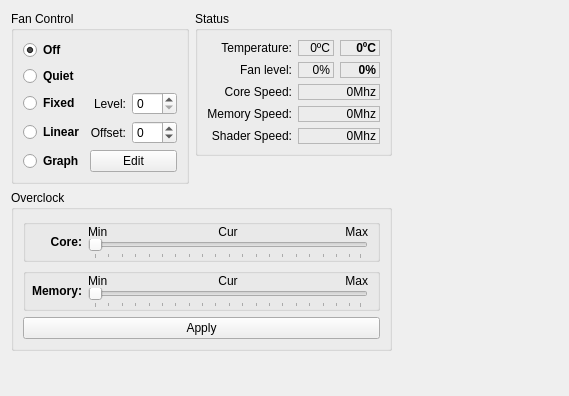
Old version of the form qutefan/qutefan/gputab.ui in the repository loathingKernel/Qutefan.
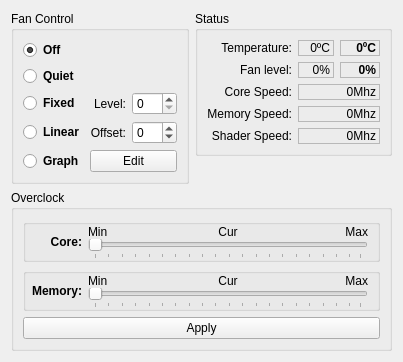
New version of the form.

The edit to the form file:
```diff
--- a/qutefan/qutefan/gputab.ui
+++ b/qutefan/qutefan/gputab.ui
@@ -2,14 +2,6 @@
 <ui version="4.0">
  <class>GpuTab</class>
  <widget class="QWidget" name="GpuTab">
-  <property name="geometry">
-   <rect>
-    <x>0</x>
-    <y>0</y>
-    <width>569</width>
-    <height>396</height>
-   </rect>
-  </property>
   <property name="windowTitle">
    <string>Form</string>
   </property>
```
